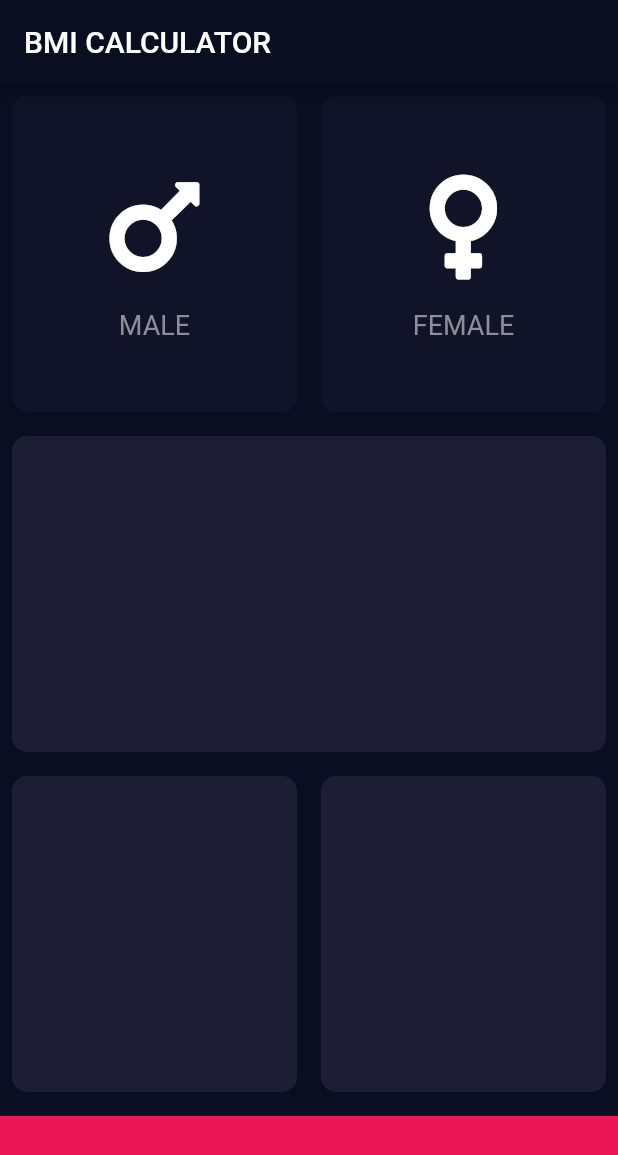
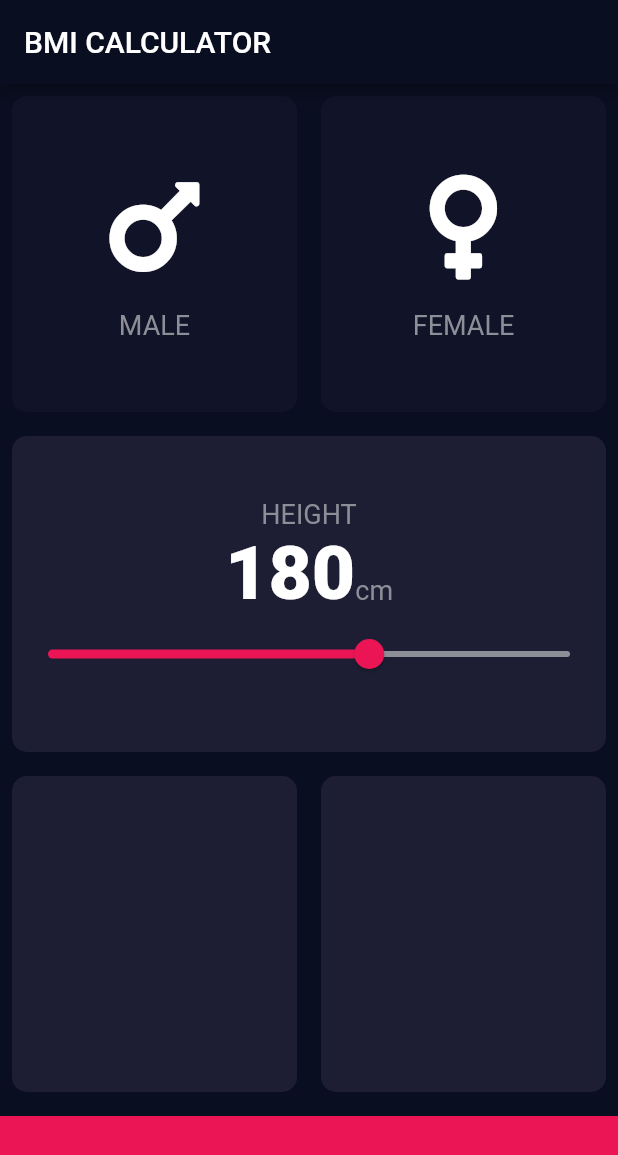
Before and after one commit to cesar-ferreira/flutter-BMICalculator, a Flutter app: the screen it shows after launch, on a phone screen of 412 x 824 dp. Shown: the top 1155 px of the screen. Run offline on Flutter 3.47's test engine with Material 2 defaults, Android fonts, the phone set to English and light mode, and no system bars; our stand-ins replace font_awesome_flutter.

Commit message:
create a slide widget

```diff
--- a/bmi_calculator/lib/constants.dart
+++ b/bmi_calculator/lib/constants.dart
@@ -1,9 +1,17 @@
 import 'package:flutter/material.dart';
 
-class Constants {
-  static const bottomContainerHeight = 80;
-  static const activeCardColour = Color(0xFF1D1E33);
-  static const inactiveCardColour = Color(0xFF111328);
-  static const bottomContainerColour = Color(0xFFEB1555);
-  static const IconContentColour = Color(0xFF8D8E98);
-}
+const kBottomContainerHeight = 80;
+const kActiveCardColour = Color(0xFF1D1E33);
+const kInactiveCardColour = Color(0xFF111328);
+const kBottomContainerColour = Color(0xFFEB1555);
+const kIconContentColour = Color(0xFF8D8E98);
+
+const kLabelTextStyle = TextStyle(
+  fontSize: 18,
+  color: kIconContentColour,
+);
+
+const kNumberTextStyle = TextStyle(
+    fontSize: 50,
+    fontWeight: FontWeight.w900
+);
--- a/bmi_calculator/lib/input_page.dart
+++ b/bmi_calculator/lib/input_page.dart
@@ -17,36 +17,7 @@ class InputPage extends StatefulWidget {
 class _InputPageState extends State<InputPage> {
 
   Gender selectedGender;
-
-//  Color maleCardColour = Constants.inactiveCardColour;
-//  Color femaleCardColour = Constants.inactiveCardColour;
-
-//  // 1 = male, 2 = female
-//  void _updateColour(Gender selectedGender) {
-//
-//    // male card pressed
-//    if (selectedGender == Gender.MALE){
-//      if(maleCardColour == Constants.inactiveCardColour) {
-//        maleCardColour = Constants.activeCardColour;
-//        femaleCardColour = Constants.inactiveCardColour;
-//      } else {
-//        maleCardColour = Constants.inactiveCardColour;
-//        femaleCardColour = Constants.activeCardColour;
-//      }
-//    }
-//    // female card pressed
-//    else if (selectedGender == Gender.FEMALE) {
-//      if(femaleCardColour == Constants.inactiveCardColour) {
-//        femaleCardColour = Constants.activeCardColour;
-//        maleCardColour = Constants.inactiveCardColour;
-//
-//      } else {
-//        femaleCardColour = Constants.inactiveCardColour;
-//        maleCardColour = Constants.activeCardColour;
-//
-//      }
-//    }
-//  }
+  int height = 180;
 
   @override
   Widget build(BuildContext context) {
@@ -55,6 +26,7 @@ class _InputPageState extends State<InputPage> {
         title: Text('BMI CALCULATOR'),
       ),
       body: Column(
+        crossAxisAlignment: CrossAxisAlignment.stretch,
         children: <Widget>[
           Expanded(
             child: Row(
@@ -67,8 +39,8 @@ class _InputPageState extends State<InputPage> {
                       });
                     },
                     color: selectedGender == Gender.MALE
-                        ? Constants.activeCardColour
-                        : Constants.inactiveCardColour,
+                        ? kActiveCardColour
+                        : kInactiveCardColour,
                     child: IconContent(
                       icon: FontAwesomeIcons.mars,
                       label: 'MALE',
@@ -83,8 +55,8 @@ class _InputPageState extends State<InputPage> {
                       });
                     },
                     color: selectedGender == Gender.FEMALE
-                        ? Constants.activeCardColour
-                        : Constants.inactiveCardColour,
+                        ? kActiveCardColour
+                        : kInactiveCardColour,
                     child: IconContent(
                       icon: FontAwesomeIcons.venus,
                       label: 'FEMALE',
@@ -96,7 +68,43 @@ class _InputPageState extends State<InputPage> {
           ),
           Expanded(
             child: ReusableCard(
-              color: Constants.activeCardColour,
+              color: kActiveCardColour,
+              child: Column(
+                mainAxisAlignment: MainAxisAlignment.center,
+                children: <Widget>[
+                  Text(
+                    'HEIGHT',
+                    style: kLabelTextStyle,
+                  ),
+                  Row(
+                    mainAxisAlignment: MainAxisAlignment.center,
+                    crossAxisAlignment: CrossAxisAlignment.baseline,
+                    textBaseline: TextBaseline.alphabetic,
+                    children: <Widget>[
+                      Text(
+                        height.toString(),
+                        style: kNumberTextStyle,
+                      ),
+                      Text(
+                        'cm',
+                        style: kLabelTextStyle,
+                      ),
+                    ],
+                  ),
+                  Slider(
+                    value: height.toDouble(),
+                    min: 20,
+                    max: 280,
+                    activeColor: Color(0xFFEB1555),
+                    inactiveColor: Color(0xFF8D8E98),
+                    onChanged: (double newValue){
+                      setState(() {
+                        height = newValue.round();
+                      });
+                    },
+                  ),
+                ],
+              ),
             ),
           ),
           Expanded(
@@ -104,19 +112,19 @@ class _InputPageState extends State<InputPage> {
               children: <Widget>[
                 Expanded(
                   child: ReusableCard(
-                    color: Constants.activeCardColour,
+                    color: kActiveCardColour,
                   ),
                 ),
                 Expanded(
                   child: ReusableCard(
-                    color: Constants.activeCardColour,
+                    color: kActiveCardColour,
                   ),
                 ),
               ],
             ),
           ),
           Container(
-            color: Constants.bottomContainerColour,
+            color: kBottomContainerColour,
             margin: EdgeInsets.only(top: 8),
             width: double.infinity,
             height: 80,
--- a/bmi_calculator/lib/widgets/icon_content.dart
+++ b/bmi_calculator/lib/widgets/icon_content.dart
@@ -1,6 +1,5 @@
 import 'package:bmi_calculator/constants.dart';
 import 'package:flutter/material.dart';
-import 'package:font_awesome_flutter/font_awesome_flutter.dart';
 
 class IconContent extends StatelessWidget {
 
@@ -23,10 +22,7 @@ class IconContent extends StatelessWidget {
         ),
         Text(
           label,
-          style: TextStyle(
-            fontSize: 18,
-            color: Constants.IconContentColour,
-          ),
+          style: kLabelTextStyle,
         )
       ],
     );
```
